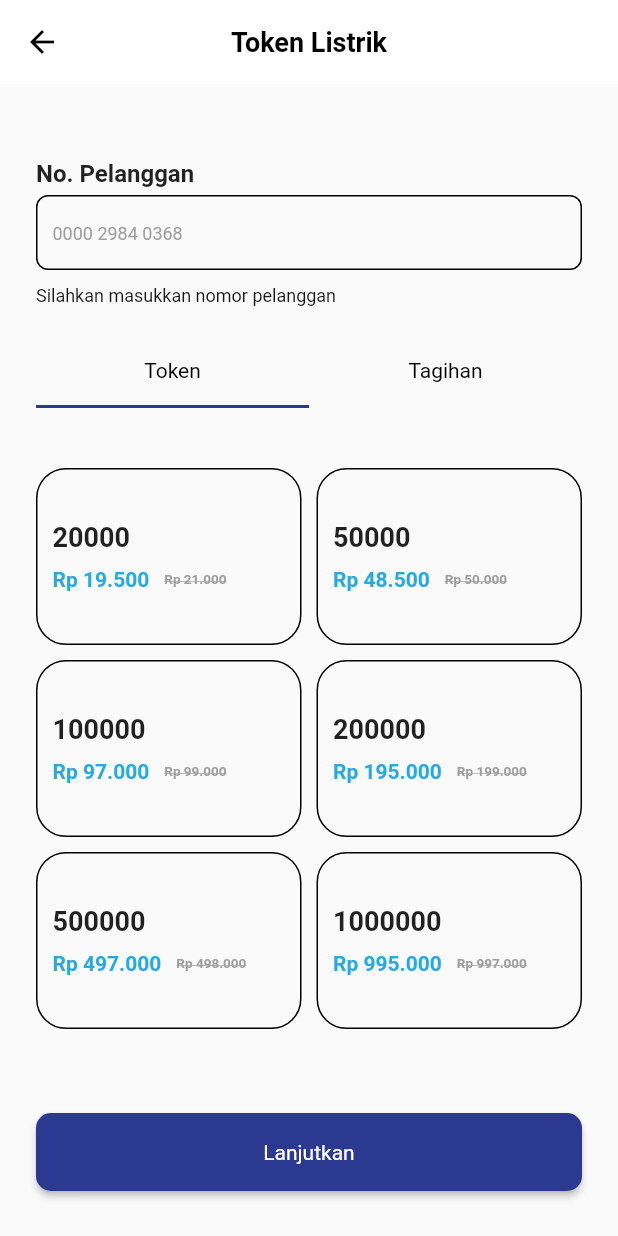
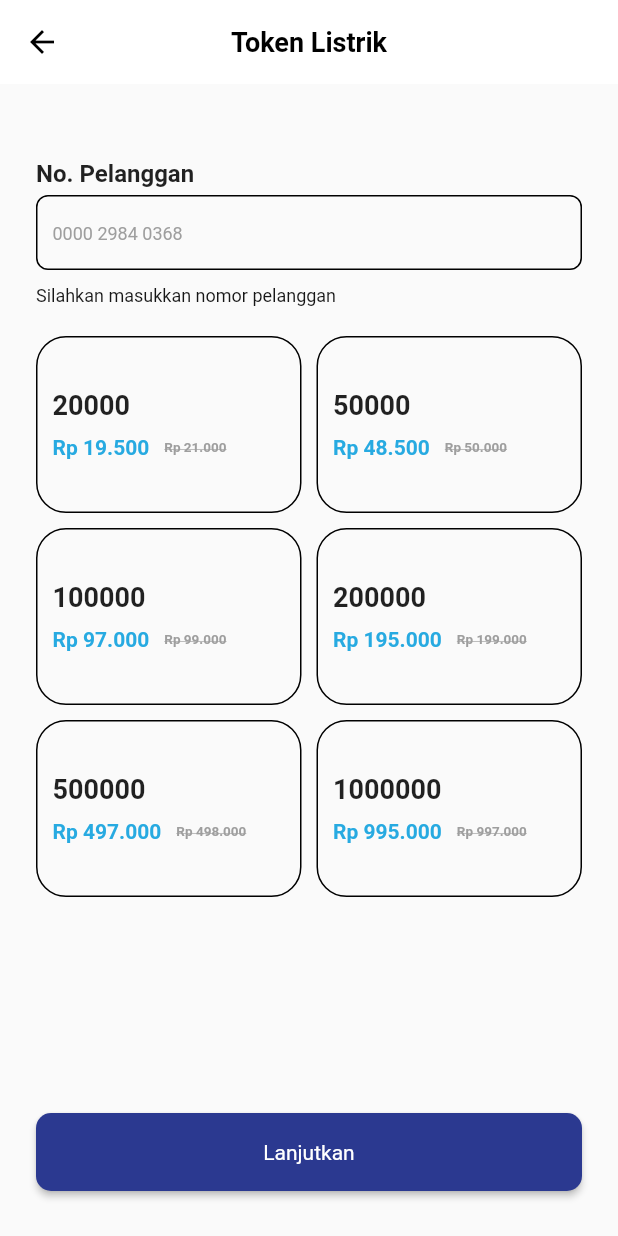
Before and after one commit to Kelompok10Capstone/Flutter_2023, a Flutter app: the ProductDetailScreen screen opened directly, on a phone screen of 412 x 824 dp. Run offline on Flutter 3.47's test engine with Material 2 defaults, Android fonts, the phone set to English and light mode, and no system bars; our stand-ins replace google_fonts, pinput, shared_preferences, supercharged; accounts and stored records are empty.

Commit message:
edit gridview

```diff
--- a/capstone_flutter/lib/view/screen/token_screen/product_detail_screen.dart
+++ b/capstone_flutter/lib/view/screen/token_screen/product_detail_screen.dart
@@ -82,36 +82,7 @@ class _ProductDetailScreenState extends State<ProductDetailScreen>
               style: blackFont12,
             ),
             const SizedBox(height: 20),
-            TabBar(
-              controller: _tabController,
-              indicator: UnderlineTabIndicator(
-                borderSide: BorderSide(color: blueColor, width: 2),
-              ),
-              tabs: [
-                Tab(
-                  child: Text(
-                    'Token',
-                    style: blackFont14,
-                  ),
-                ),
-                Tab(
-                  child: Text(
-                    'Tagihan',
-                    style: blackFont14,
-                  ),
-                ),
-              ],
-            ),
-            const SizedBox(height: 40),
-            Expanded(
-              child: TabBarView(
-                controller: _tabController,
-                children: [
             _buildTokenTab(),
-                  _buildTagihanTab(),
-                ],
-              ),
-            ),
           ],
         ),
       ),
@@ -145,7 +116,9 @@ class _ProductDetailScreenState extends State<ProductDetailScreen>
   }
 
   Widget _buildTokenTab() {
-    return GridView.builder(
+    return SizedBox(
+      height: MediaQuery.of(context).size.height / 2.2,
+      child: GridView.builder(
         gridDelegate: const SliverGridDelegateWithFixedCrossAxisCount(
           crossAxisCount: 2,
           crossAxisSpacing: 10,
@@ -200,14 +173,6 @@ class _ProductDetailScreenState extends State<ProductDetailScreen>
             ),
           );
         },
-    );
-  }
-
-  Widget _buildTagihanTab() {
-    return Center(
-      child: Text(
-        'Tagihan',
-        style: blackFont16,
       ),
     );
   }
```
Lines whose indentation alone changed are shown as unchanged.
